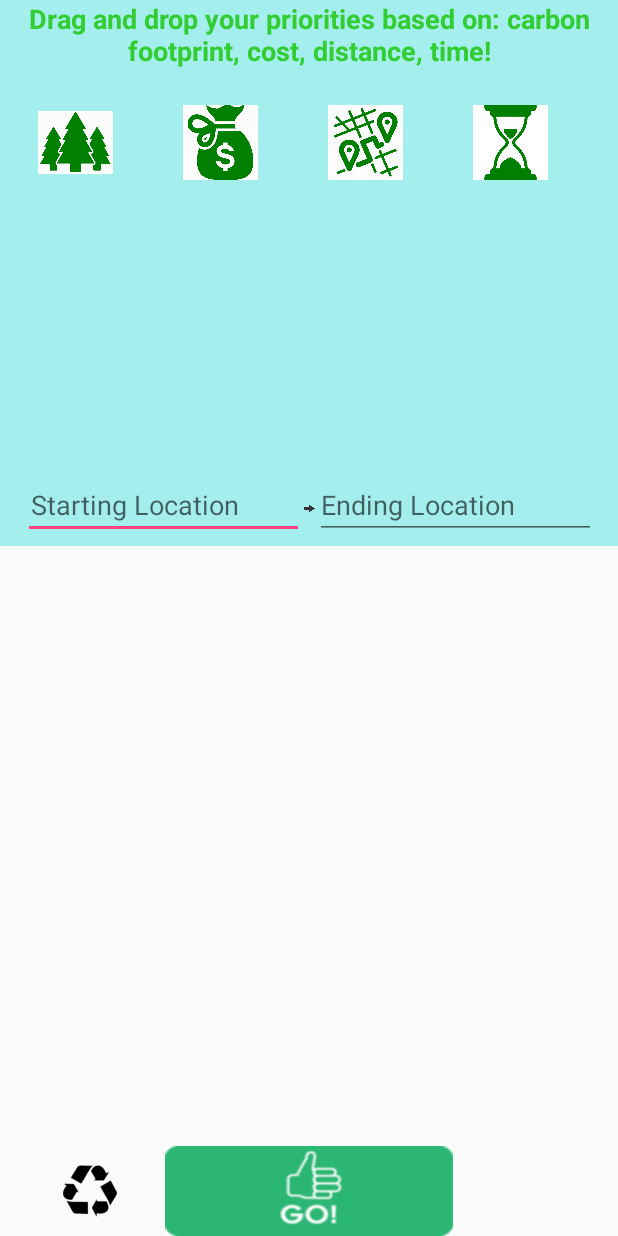
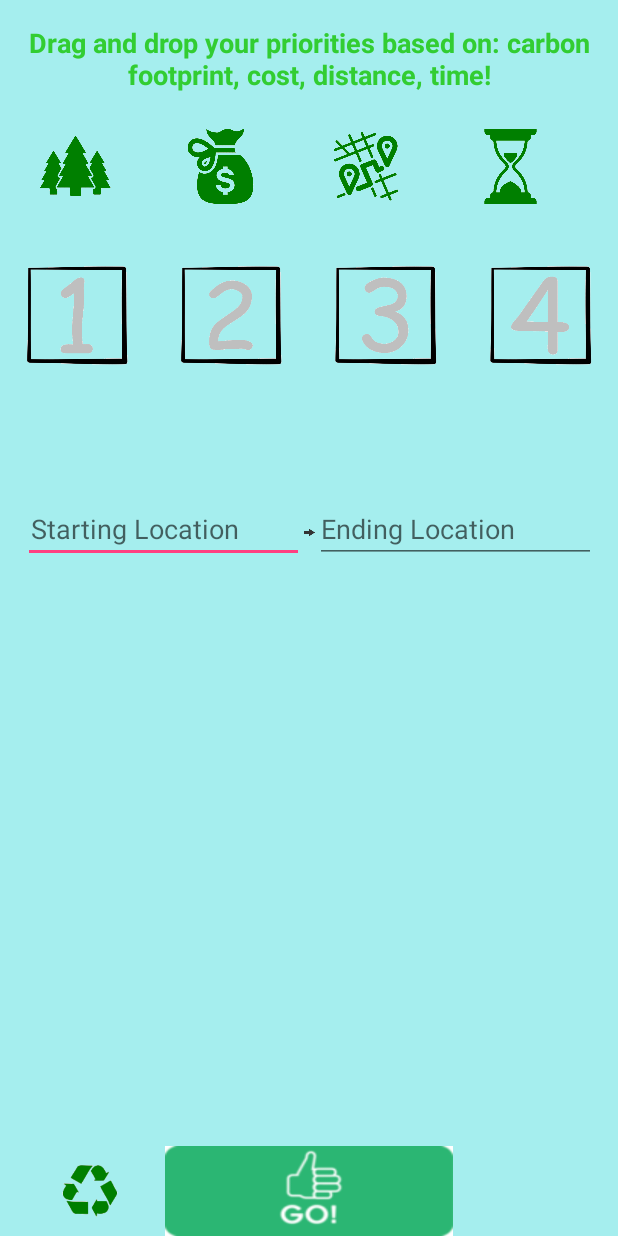
Before and after one commit to abrowne2/Carby, an Android app: the PriorityActivity screen opened directly, with no data from a screen before it, on a phone screen of 412 x 824 dp. Run offline under Robolectric (Android 15) with nearby library versions, the phone set to English and light mode, and no system bars; 3 statements that could not run were skipped.

Commit message:
Priority Activity GUI update
Priority page given fresh assets

```diff
--- a/Android/DubHacks/app/src/main/res/layout/activity_priority.xml
+++ b/Android/DubHacks/app/src/main/res/layout/activity_priority.xml
@@ -2,14 +2,15 @@
 <RelativeLayout xmlns:android="http://schemas.android.com/apk/res/android"
     xmlns:app="http://schemas.android.com/apk/res-auto"
     android:layout_width="match_parent"
-    android:layout_height="match_parent">
+    android:layout_height="match_parent"
+    android:background="@color/turquiose">
         <LinearLayout
             android:orientation="vertical"
             android:layout_width="match_parent"
-            android:layout_height="wrap_content"
-            android:background="@color/turquiose">
+            android:layout_height="wrap_content">
 
             <TextView
+                android:paddingTop="16dp"
                 android:text="@string/instructions"
                 android:textColor="@color/limeGreen"
                 android:textSize="18dp"
@@ -93,7 +94,8 @@
                     android:layout_width="100dp"
                     android:layout_height="100dp"
                     android:layout_weight=".25"
-                    android:id="@+id/box1Container">
+                    android:id="@+id/box1Container"
+                    android:background="@drawable/dashbox1">
                 <ImageView
                     android:layout_width="100dp"
                     android:layout_height="100dp"
@@ -105,7 +107,8 @@
                     android:layout_width="100dp"
                     android:layout_height="100dp"
                     android:layout_weight=".25"
-                    android:id="@+id/box2Container">
+                    android:id="@+id/box2Container"
+                    android:background="@drawable/dashbox2">
                 <ImageView
                     android:layout_width="100dp"
                     android:layout_height="100dp"
@@ -117,7 +120,8 @@
                     android:layout_width="100dp"
                     android:layout_height="100dp"
                     android:layout_weight=".25"
-                    android:id="@+id/box3Container">
+                    android:id="@+id/box3Container"
+                    android:background="@drawable/dashbox3">
                 <ImageView
                     android:layout_width="100dp"
                     android:layout_height="100dp"
@@ -129,7 +133,8 @@
                     android:layout_width="100dp"
                     android:layout_height="100dp"
                     android:layout_weight=".25"
-                    android:id="@+id/box4Container">
+                    android:id="@+id/box4Container"
+                    android:background="@drawable/dashbox4">
                 <ImageView
                     android:layout_width="100dp"
                     android:layout_height="100dp"
```
Also changed, not shown: Android/DubHacks/app/src/main/res/drawable/distanceicon.png, Android/DubHacks/app/src/main/res/drawable/greencar.png, Android/DubHacks/app/src/main/res/drawable/moneyico.png, Android/DubHacks/app/src/main/res/drawable/recycle.png, Android/DubHacks/app/src/main/res/drawable/timeicon.png, Android/DubHacks/app/src/main/res/drawable/treeico.png.
